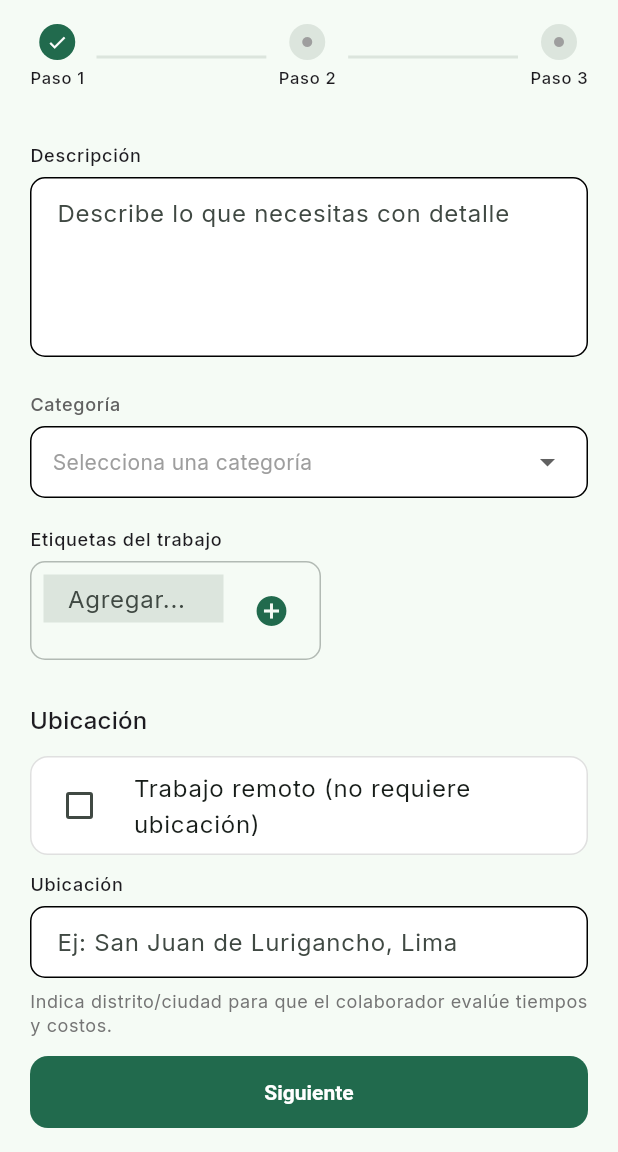
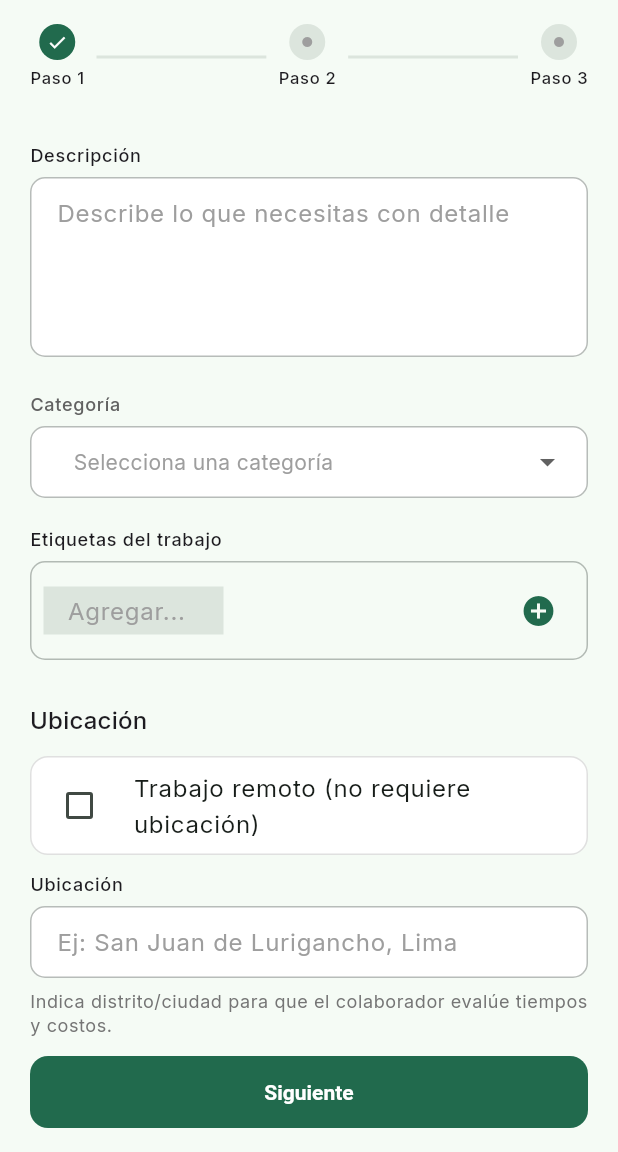
Before and after one commit to Serfelzxcv/recomiendalo, a Flutter app: the JobCreateScreen screen opened by its route, scrolled down 110 dp, after a tap on the "add circle" icon, on a phone screen of 412 x 824 dp, the part 84-1236 px from its top. Run offline on Flutter 3.47's test engine with Material 3 defaults, Android fonts, the phone set to English and light mode, and no system bars; drawn by our look-alikes of dropdown_button2; our stand-ins replace go_router, google_fonts, image_picker.

Commit message:
feat(appdrawer) modificando widgets

```diff
--- a/lib/shared/widgets/inputs/app_dropdown.dart
+++ b/lib/shared/widgets/inputs/app_dropdown.dart
@@ -49,22 +49,20 @@ class AppDropdown<T> extends StatelessWidget {
               decoration: BoxDecoration(
                 color: Colors.white,
                 border: Border.all(
-                  color: Colors.black, // 👈 igual al borde del TextField
-                  width: 1,                  // 👈 grosor consistente
+                  color: colors.outline.withOpacity(0.5), // 👈 gris clarito
+                  width: 1,
                 ),
                 borderRadius: BorderRadius.circular(10),
               ),
             ),
             dropdownStyleData: DropdownStyleData(
               maxHeight: 280,
-              width: 260,
               decoration: BoxDecoration(
                 color: Colors.white,
+                borderRadius: BorderRadius.circular(10),
                 border: Border.all(
-                  color: Colors.black, // 👈 mismo borde también en menú
-                  width: 1,
+                  color: colors.outline.withOpacity(0.5), // 👈 mismo gris clarito
                 ),
-                borderRadius: BorderRadius.circular(10),
               ),
             ),
             menuItemStyleData: const MenuItemStyleData(
--- a/lib/shared/widgets/inputs/app_tags_input.dart
+++ b/lib/shared/widgets/inputs/app_tags_input.dart
@@ -26,11 +26,13 @@ class _AppTagsInputState extends State<AppTagsInput> {
     _tags = List.from(widget.initialTags);
   }
 
-  void _addTag(String tag) {
-    if (tag.trim().isEmpty) return;
+  void _addTag() {
+    final tag = _controller.text.trim();
+    if (tag.isEmpty) return;
     if (_tags.contains(tag)) return;
+
     setState(() {
-      _tags.add(tag.trim());
+      _tags.add(tag);
       _controller.clear();
       widget.onChanged(_tags);
     });
@@ -53,17 +55,21 @@ class _AppTagsInputState extends State<AppTagsInput> {
       children: [
         Text(widget.label, style: t.labelMedium),
         const SizedBox(height: 6),
+
         Container(
-          padding: const EdgeInsets.all(8),
+          padding: const EdgeInsets.symmetric(horizontal: 8, vertical: 8),
           decoration: BoxDecoration(
             border: Border.all(color: colors.outline.withOpacity(0.5)),
             borderRadius: BorderRadius.circular(10),
           ),
+          child: Row(
+            children: [
+              // Chips ocupan todo el espacio disponible
+              Expanded(
                 child: Wrap(
                   spacing: 8,
                   runSpacing: 8,
                   children: [
-              // Chips existentes
                     ..._tags.map((tag) {
                       return Chip(
                         label: Text(tag),
@@ -72,23 +78,29 @@ class _AppTagsInputState extends State<AppTagsInput> {
                         onDeleted: () => _removeTag(tag),
                       );
                     }),
-              // Input + botón
-              SizedBox(
-                width: 120,
+                    // TextField inline para nueva etiqueta
+                    ConstrainedBox(
+                      constraints: const BoxConstraints(maxWidth: 120),
                       child: TextField(
                         controller: _controller,
-                  decoration: const InputDecoration(
+                        decoration: InputDecoration(
+                          hintText: 'Agregar...',
+                          hintStyle: TextStyle(color: Colors.grey.shade500),
+                          border: InputBorder.none,
                           isDense: true,
-                    border: InputBorder.none,
-                    hintText: 'Agregar...',
                         ),
-                  onSubmitted: _addTag,
+                        onSubmitted: (_) => _addTag(),
                       ),
                     ),
+                  ],
+                ),
+              ),
+
+              // Botón + fijo al final
               IconButton(
                 icon: const Icon(Icons.add_circle),
                 color: colors.primary,
-                onPressed: () => _addTag(_controller.text),
+                onPressed: _addTag,
               ),
             ],
           ),
--- a/lib/shared/widgets/inputs/app_text_field.dart
+++ b/lib/shared/widgets/inputs/app_text_field.dart
@@ -19,6 +19,7 @@ class AppTextField extends StatelessWidget {
   @override
   Widget build(BuildContext context) {
     final t = Theme.of(context).textTheme;
+    final colors = Theme.of(context).colorScheme;
 
     return Column(
       crossAxisAlignment: CrossAxisAlignment.start,
@@ -32,10 +33,16 @@ class AppTextField extends StatelessWidget {
           controller: controller,
           maxLines: maxLines,
           keyboardType: keyboardType,
+          style: const TextStyle(
+            color: Colors.black, // 👈 texto ingresado en negro
+          ),
           decoration: InputDecoration(
             hintText: hint,
+            hintStyle: TextStyle(
+              color: Colors.grey.shade500, // 👈 hint gris clarito
+            ),
             isDense: true, // 🔹 altura intermedia
-            filled: true,  // 🔹 activa fondo
+            filled: true,
             fillColor: Colors.white, // 🔹 fondo blanco
             contentPadding: const EdgeInsets.symmetric(
               horizontal: 14,
@@ -43,14 +50,16 @@ class AppTextField extends StatelessWidget {
             ),
             border: OutlineInputBorder(
               borderRadius: BorderRadius.circular(10),
+              borderSide: BorderSide(color: colors.outline),
             ),
             enabledBorder: OutlineInputBorder(
               borderRadius: BorderRadius.circular(10),
+              borderSide: BorderSide(color: colors.outline.withOpacity(0.5)),
             ),
             focusedBorder: OutlineInputBorder(
               borderRadius: BorderRadius.circular(10),
               borderSide: BorderSide(
-                color: Theme.of(context).colorScheme.primary,
+                color: colors.primary,
                 width: 1.5,
               ),
             ),
```
Lines whose indentation alone changed are shown as unchanged.
